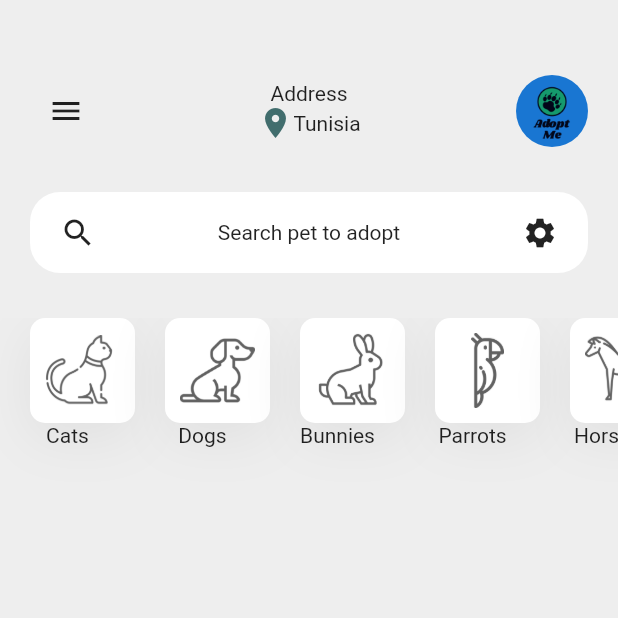
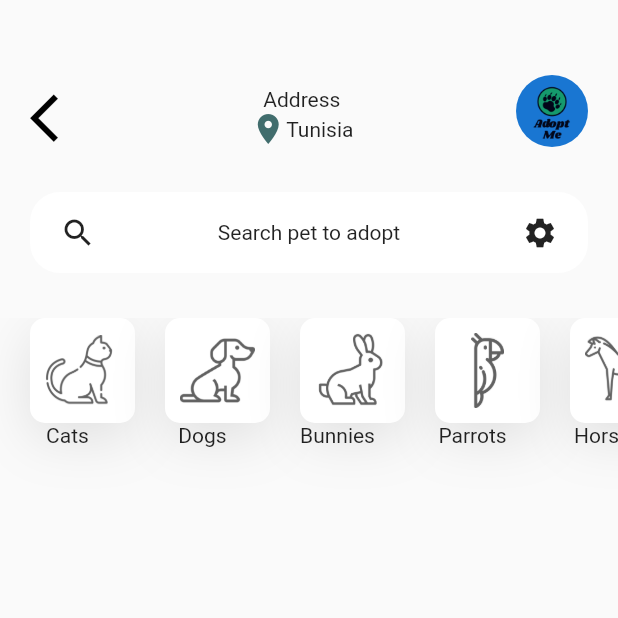
Before and after one commit to amineboujnah-dev/JEENISo-Store-App, a Flutter app: the HomeScreen screen opened directly, on a phone screen of 412 x 824 dp, the top half of it. Run offline on Flutter 3.47's test engine with Material 2 defaults, Android fonts, the phone set to English and light mode, and no system bars; our stand-ins replace cloud_firestore, email_validator, firebase_auth, firebase_core, firebase_storage, flutter_spinkit and 5 more; accounts and stored records are empty.

Commit message:
add menu widget setup

```diff
--- a/lib/core/providers/authentication_provider.dart
+++ b/lib/core/providers/authentication_provider.dart
@@ -81,7 +81,7 @@ class AuthProvider with ChangeNotifier {
   Future logout(BuildContext context) async {
     await firebaseAuth.signOut();
     Navigator.of(context).push(MaterialPageRoute(
-      builder: (context) => Wrapper(),
+      builder: (context) => HomeView(),
     ));
   }
 
--- /dev/null
+++ b/lib/core/providers/menu_provider.dart
@@ -0,0 +1,13 @@
+import 'package:flutter/material.dart';
+import 'package:hidden_drawer_menu/controllers/animated_drawer_controller.dart';
+
+class MenuProvider extends ChangeNotifier {
+  MenuState _menuState = MenuState.closed;
+
+  MenuState get menuState => _menuState;
+
+  void setMenuState(MenuState value) {
+    _menuState = value;
+    notifyListeners();
+  }
+}
--- a/lib/main.dart
+++ b/lib/main.dart
@@ -3,6 +3,7 @@ import 'package:flutter/material.dart';
 import 'package:pets_app/core/models/user_model.dart';
 import 'package:pets_app/core/providers/google_sign_in_provider.dart';
 import 'package:pets_app/core/providers/authentication_provider.dart';
+import 'package:pets_app/core/providers/menu_provider.dart';
 import 'package:pets_app/ui/screens/SplashScreen/view/splash_screen_view.dart';
 import 'package:pets_app/core/constants/drawer_configuration.dart';
 import 'package:provider/provider.dart';
@@ -32,6 +33,8 @@ class MyApp extends StatelessWidget {
                     value: AuthProvider()),
                 ChangeNotifierProvider<GoogleSignProvider>.value(
                     value: GoogleSignProvider()),
+                ChangeNotifierProvider<MenuProvider>.value(
+                    value: MenuProvider()),
                 StreamProvider<UserModel?>.value(
                     value: AuthProvider().user, initialData: UserModel("")),
               ],
--- a/lib/ui/screens/SplashScreen/view/splash_screen_view.dart
+++ b/lib/ui/screens/SplashScreen/view/splash_screen_view.dart
@@ -1,8 +1,8 @@
 import 'dart:async';
 
 import 'package:flutter/material.dart';
-import 'package:pets_app/ui/screens/home/view/home_view.dart';
 import 'package:pets_app/core/constants/drawer_configuration.dart';
+import 'package:pets_app/ui/screens/Authentication/view/authentication_view.dart';
 import 'package:pets_app/ui/ui_utils/config_setup/size_config.dart';
 
 class SplashScreen extends StatefulWidget {
@@ -16,7 +16,7 @@ class _SplashScreenState extends State<SplashScreen> {
     super.initState();
     Timer(Duration(seconds: 5), () {
       Navigator.of(context)
-          .pushReplacement(MaterialPageRoute(builder: (_) => Wrapper()));
+          .pushReplacement(MaterialPageRoute(builder: (_) => Authentication()));
     });
   }
 
--- a/lib/ui/screens/home/widgets/homeScreen.dart
+++ b/lib/ui/screens/home/widgets/homeScreen.dart
@@ -1,5 +1,6 @@
 import 'package:flutter/cupertino.dart';
 import 'package:flutter/material.dart';
+import 'package:pets_app/ui/screens/menu/widgets/menu_icon_widget.dart';
 import '../../../../core/constants/drawer_configuration.dart';
 import 'screen2.dart';
 
@@ -9,23 +10,10 @@ class HomeScreen extends StatefulWidget {
 }
 
 class _HomeScreenState extends State<HomeScreen> {
-  double xOffset = 0;
-  double yOffset = 0;
-  double scaleFactor = 1;
-
-  bool isDrawerOpen = false;
-
   @override
   Widget build(BuildContext context) {
-    return AnimatedContainer(
-      transform: Matrix4.translationValues(xOffset, yOffset, 0)
-        ..scale(scaleFactor)
-        ..rotateY(isDrawerOpen ? -0.5 : 0),
-      duration: Duration(milliseconds: 250),
-      decoration: BoxDecoration(
-          color: Colors.grey[200],
-          borderRadius: BorderRadius.circular(isDrawerOpen ? 40 : 0.0)),
-      child: SingleChildScrollView(
+    return Scaffold(
+      body: SingleChildScrollView(
         child: Column(
           children: [
             SizedBox(
@@ -35,29 +23,10 @@ class _HomeScreenState extends State<HomeScreen> {
               margin: EdgeInsets.symmetric(horizontal: 20),
               child: Row(
                 mainAxisAlignment: MainAxisAlignment.spaceBetween,
+                crossAxisAlignment: CrossAxisAlignment.end,
+                mainAxisSize: MainAxisSize.max,
                 children: [
-                  isDrawerOpen
-                      ? IconButton(
-                          icon: Icon(Icons.arrow_back_ios),
-                          onPressed: () {
-                            setState(() {
-                              xOffset = 0;
-                              yOffset = 0;
-                              scaleFactor = 1;
-                              isDrawerOpen = false;
-                            });
-                          },
-                        )
-                      : IconButton(
-                          icon: Icon(Icons.menu),
-                          onPressed: () {
-                            setState(() {
-                              xOffset = 230;
-                              yOffset = 150;
-                              scaleFactor = 0.6;
-                              isDrawerOpen = true;
-                            });
-                          }),
+                  MenuIconWidget(),
                   Column(
                     children: [
                       Text('Address'),
@@ -126,8 +95,8 @@ class _HomeScreenState extends State<HomeScreen> {
             ),
             GestureDetector(
               onTap: () {
-                Navigator.push(context,
-                    MaterialPageRoute(builder: (context) => Screen2()));
+                Navigator.push(
+                    context, MaterialPageRoute(builder: (context) => Screen2()));
               },
               child: Container(
                 height: 240,
--- /dev/null
+++ b/lib/ui/screens/menu/widgets/menu_icon_widget.dart
@@ -0,0 +1,38 @@
+import 'package:flutter/material.dart';
+import 'package:hidden_drawer_menu/controllers/animated_drawer_controller.dart';
+import 'package:hidden_drawer_menu/controllers/simple_hidden_drawer_controller.dart';
+import 'package:pets_app/core/providers/menu_provider.dart';
+import 'package:pets_app/ui/ui_utils/config_setup/size_config.dart';
+import 'package:provider/provider.dart';
+
+class MenuIconWidget extends StatelessWidget {
+  const MenuIconWidget({
+    Key? key,
+  }) : super(key: key);
+
+  @override
+  Widget build(BuildContext context) {
+    final menuProvider = Provider.of<MenuProvider>(context);
+    final sizeConfig = SizeConfig();
+    sizeConfig.init(context);
+    sizeConfig.menuController = SimpleHiddenDrawerController.of(context);
+    return GestureDetector(
+      onTap: () {
+        sizeConfig.menuController.toggle();
+      },
+      child: menuProvider.menuState == MenuState.closed
+          ? Padding(
+              padding: EdgeInsets.only(top: sizeConfig.screenHeight * 0.01),
+              child: Icon(
+                Icons.menu,
+                color: Colors.black,
+                size: sizeConfig.getProportionateScreenWidth(30),
+              ))
+          : Icon(
+              Icons.arrow_back_ios,
+              color: Colors.black,
+              size: sizeConfig.getProportionateScreenWidth(35),
+            ),
+    );
+  }
+}
--- a/lib/ui/ui_utils/config_setup/size_config.dart
+++ b/lib/ui/ui_utils/config_setup/size_config.dart
@@ -1,9 +1,13 @@
 import 'package:flutter/material.dart';
+import 'package:hidden_drawer_menu/controllers/simple_hidden_drawer_controller.dart';
+import 'package:hidden_drawer_menu/hidden_drawer_menu.dart';
 
 class SizeConfig {
   late MediaQueryData _mediaQueryData;
   late double _screenWidth;
   late double _screenHeight;
+  late SimpleHiddenDrawerController menuController;
+
   //late Orientation _orientation;
 
   double get screenHeight => _screenHeight;
--- a/pubspec.yaml
+++ b/pubspec.yaml
@@ -42,6 +42,7 @@ dependencies:
   path: ^1.8.0
   font_awesome_flutter: ^9.1.0
   flutter_spinkit: ^5.0.0
+  hidden_drawer_menu: ^3.0.0
 
 dev_dependencies:
   flutter_test:
```
Also changed, not shown: lib/core/constants/drawer_configuration.dart (+22 -6 lines), lib/ui/screens/Authentication/widgets/login_widget.dart (+11 -6 lines), lib/ui/screens/Profile/Profile Details/view/profile_details_view.dart (+1 -7 lines), lib/ui/screens/Profile/Profile Details/widgets/profile_details_widget.dart (+13 -47 lines), lib/ui/screens/home/view/home_view.dart (+3 -19 lines), lib/ui/screens/home/widgets/drawer_widget.dart (deleted, +0 -153 lines), lib/ui/screens/menu/data/menu_item_model.dart (added, +10 -0 lines), lib/ui/screens/menu/view/menu_view.dart (added, +46 -0 lines), lib/ui/screens/menu/widgets/menu_list_item.dart (added, +57 -0 lines), lib/ui/screens/menu/widgets/menu_list_widget.dart (added, +121 -0 lines), pubspec.lock.
